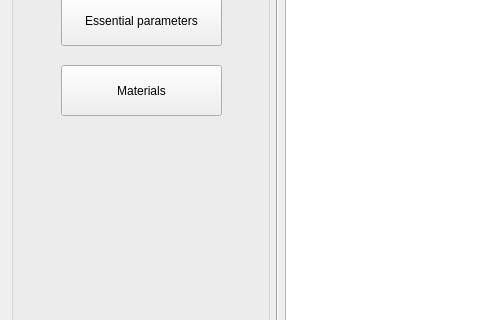
SomeTeam-SE2015/SomePhysEngin, file SomePhysEngin/someenginmainwindow.ui: the form before one commit; both pictures show x 0 to 480 and y 238 to 558 of the 1096 by 648 pixel window.
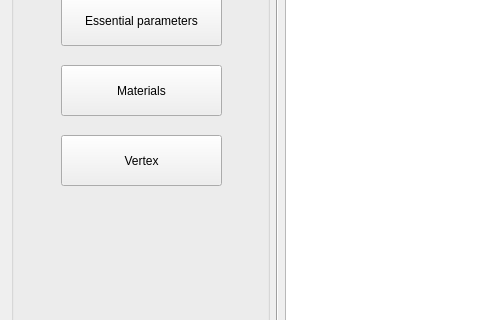
The form after the commit. Custom widgets are drawn as their Qt base class.

```diff
--- a/SomePhysEngin/someenginmainwindow.ui
+++ b/SomePhysEngin/someenginmainwindow.ui
@@ -48,6 +48,19 @@
           <string>Materials</string>
          </property>
         </widget>
+        <widget class="QPushButton" name="pushButton_3">
+         <property name="geometry">
+          <rect>
+           <x>50</x>
+           <y>340</y>
+           <width>161</width>
+           <height>51</height>
+          </rect>
+         </property>
+         <property name="text">
+          <string>Vertex</string>
+         </property>
+        </widget>
        </widget>
       </item>
       <item>
```
